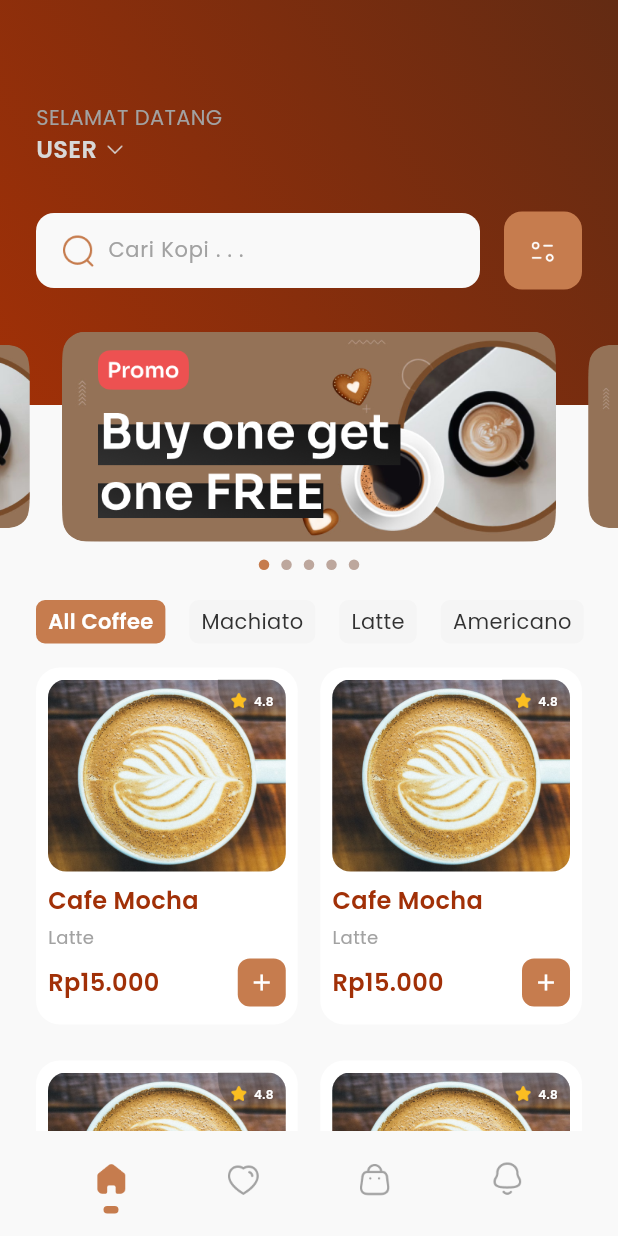
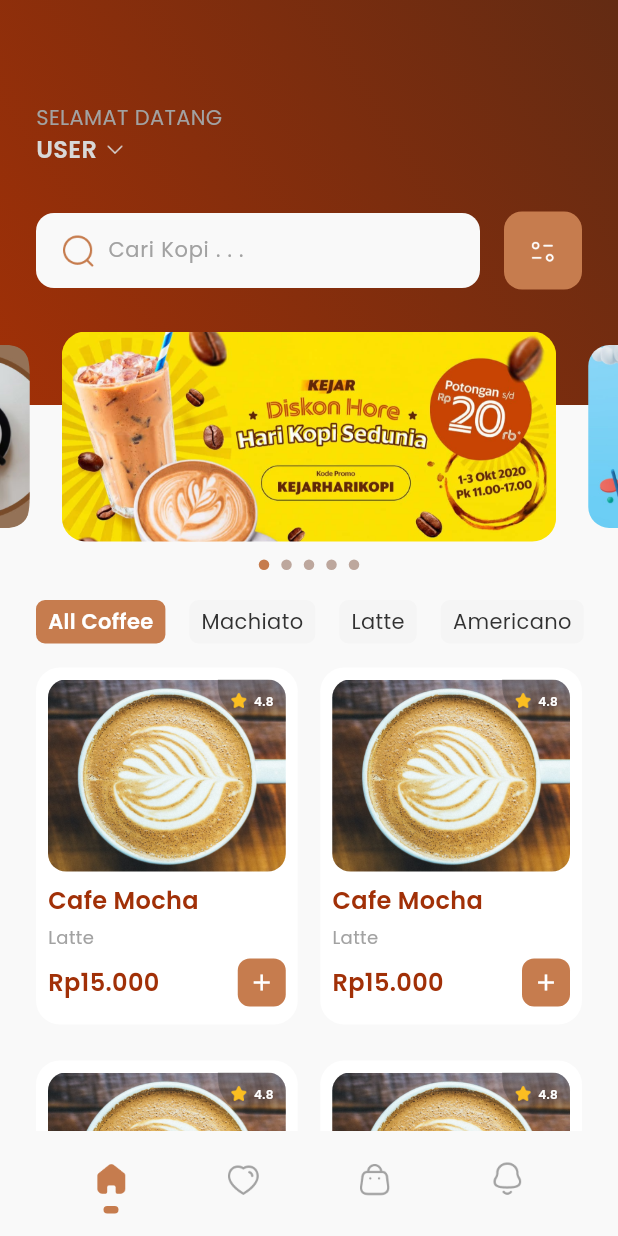
Before and after one commit to RaidFortallz/UAS_Mobile2, a Flutter app: the DashboardPage screen opened by its route, on a phone screen of 412 x 824 dp. Run offline on Flutter 3.47's test engine with Material 3 defaults, Android fonts, the light colour scheme and no system bars; drawn by our look-alikes of carousel_slider, flutter_bounceable; our stand-ins replace cloud_firestore, firebase_auth, firebase_core, gap, lottie; accounts and stored records are empty.

```diff
--- a/lib/Frontend/Hal_Dashboard/home.dart
+++ b/lib/Frontend/Hal_Dashboard/home.dart
@@ -17,11 +17,11 @@ class _HomeFragmentState extends State<HomeFragment> {
   int _currentIndex = 0;
 
   final List<String> banners = [
-    'assets/image/banner_coffee.png',
-    'assets/image/banner_coffee.png',
-    'assets/image/banner_coffee.png',
-    'assets/image/banner_coffee.png',
-    'assets/image/banner_coffee.png',
+    'assets/image/banner_kopi2.png',
+    'assets/image/banner_kopi4.png',
+    'assets/image/banner_kopi5.png',
+    'assets/image/banner_kopi3.png',
+    'assets/image/banner_kopi.png',
   ];
 
   String categorySelected = 'All Coffee';
--- a/lib/Frontend/Hal_Login&Register/login.dart
+++ b/lib/Frontend/Hal_Login&Register/login.dart
@@ -200,7 +200,7 @@ class _LoginState extends State<Login> {
                     // Tombol Login
                     Bounceable(
                       onTap: (){
-                        Navigator.pushNamed(context, '/dashboard');
+                        _loginUser();
                       },
                       child: Container(
                         margin: const EdgeInsets.only(top: 20),
```
Also changed, not shown: assets/image/banner_kopi.png (renamed from assets/image/banner_coffee.png), assets/image/banner_kopi2.png (added), assets/image/banner_kopi3.png (added), assets/image/banner_kopi4.png (added), assets/image/banner_kopi5.png (added).
